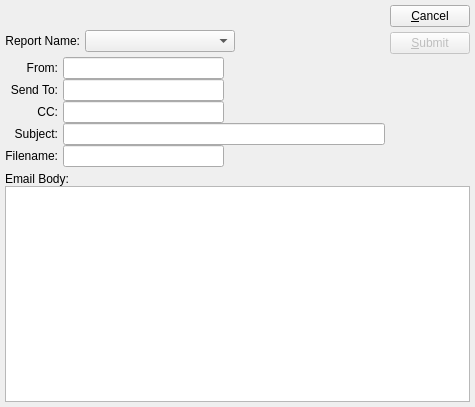
Old version of the form guiclient/deliverSalesOrder.ui in the repository Pegasus-RPG/xtuple-client.
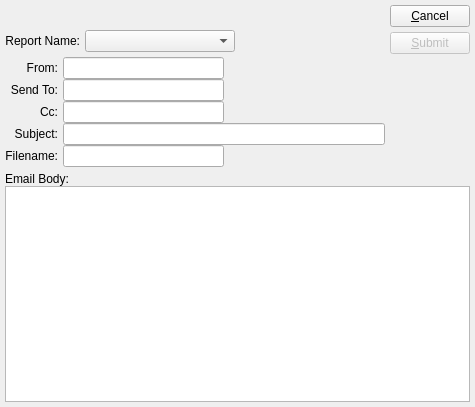
New version of the form. Custom widgets are drawn as their Qt base class.

Commit message: minor typo on these updated screens

```diff
--- a/guiclient/deliverSalesOrder.ui
+++ b/guiclient/deliverSalesOrder.ui
@@ -111,7 +111,7 @@
            <item>
             <widget class="QLabel" name="_ccLit" >
              <property name="text" >
-              <string>CC:</string>
+              <string>Cc:</string>
              </property>
              <property name="alignment" >
               <set>Qt::AlignRight|Qt::AlignTrailing|Qt::AlignVCenter</set>
```
The commit also changes 2 other files.
